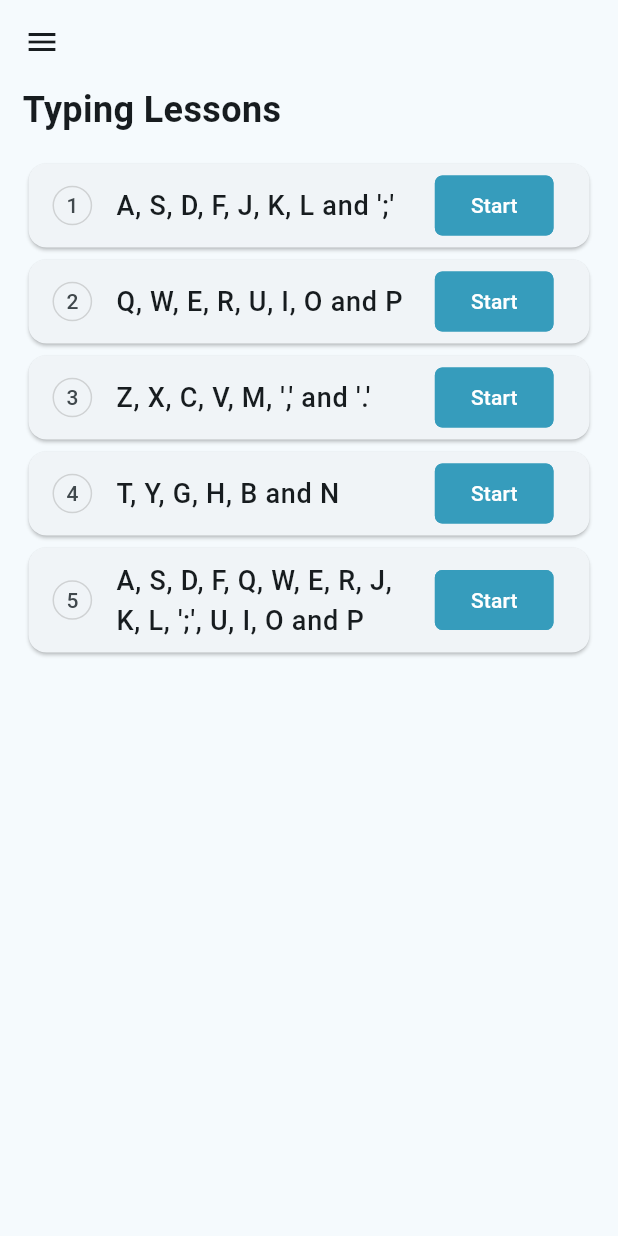
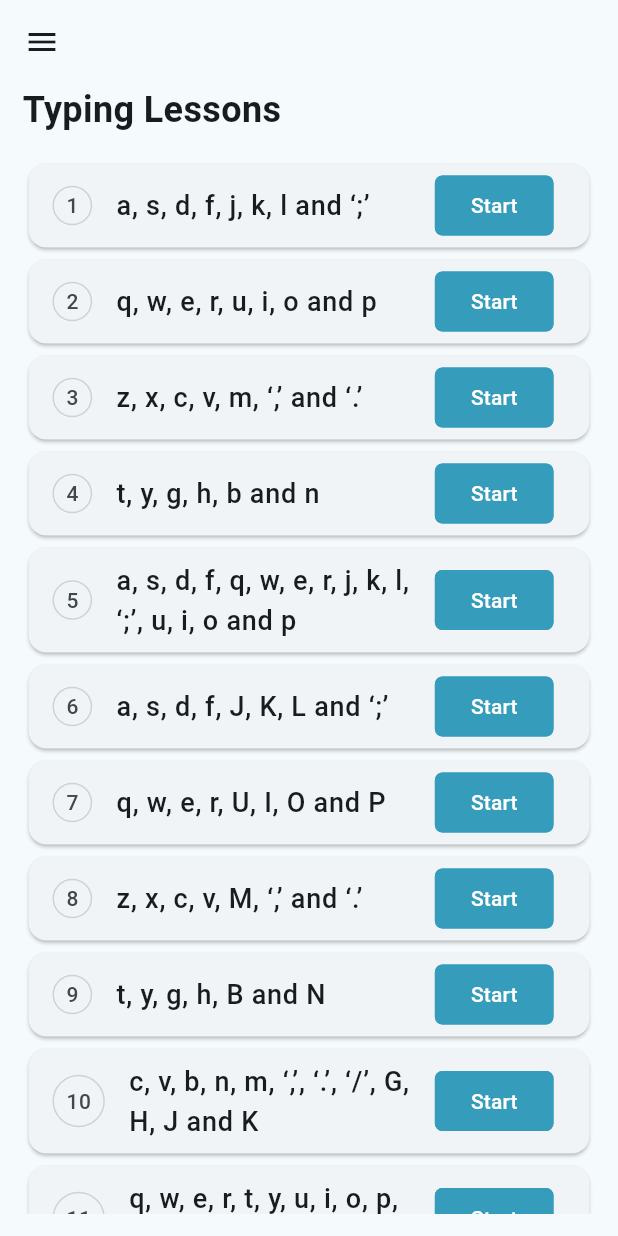
Before and after one commit to null-saurabh/Typing_Test_Website_For_Web_and_Android, a Flutter app: the LearnMenuScreen screen opened by its route, on a phone screen of 412 x 824 dp. Run offline on Flutter 3.47's test engine with Material 3 defaults, Android fonts, the light colour scheme and no system bars; our stand-ins replace firebase_auth, firebase_core, go_router, google_sign_in, responsive_builder; missing offline and left inert: flutter_razorpay_web; accounts and stored records are empty.

Commit message:
learn_typing_30_menu

```diff
--- a/lib/view/screens/learn_menu.dart
+++ b/lib/view/screens/learn_menu.dart
@@ -27,11 +27,41 @@ class LearnMenuScreen extends StatelessWidget {
   const LearnMenuScreen({super.key});
 
   final List<String> menuItems = const [
-    "A, S, D, F, J, K, L and ';'",
-    'Q, W, E, R, U, I, O and P',
-    "Z, X, C, V, M, ',' and '.'",
-    'T, Y, G, H, B and N',
-    "A, S, D, F, Q, W, E, R, J, K, L, ';', U, I, O and P"
+    "a, s, d, f, j, k, l and ‘;’",
+    'q, w, e, r, u, i, o and p',
+    "z, x, c, v, m, ‘,’ and ‘.’",
+    't, y, g, h, b and n',
+    "a, s, d, f, q, w, e, r, j, k, l, ‘;’, u, i, o and p",
+    "a, s, d, f, J, K, L and ‘;’",
+    "q, w, e, r, U, I, O and P",
+    "z, x, c, v, M, ‘,’ and ‘.’",
+    "t, y, g, h, B and N",
+    "c, v, b, n, m, ‘,’, ‘.’, ‘/’, G, H, J and K",
+    "q, w, e, r, t, y, u, i, o, p, ‘[’ and ‘]’",
+    'A, S, D, F, G, H, J, K, L, ‘;’, ‘’’ and ‘\\’',
+    "Z, X, C, V, B, N, M, ‘,’, ‘.’, ‘/’ and ‘?’",
+    "Q, A, Z, W, S, X, E, D, C, R, F and V",
+
+
+    "t, g, b, y, h, n, U, J, M, I, K and ‘,’",
+    '''o, l, ‘.’, p, ‘;’, ‘/’, ‘[’, ‘]’, ‘\\’, ‘’’ and ‘"’ ''',
+    "e, d, c, r, f, v, T, G, B, Y, H and N",
+    "u, j, m, i, k, ‘,’, O, L, ‘.’, P, ';' and ‘/’",
+    "A, z, Q, s, X, W, d, c, E, f, V and r",
+    "n, M, ‘,’, ‘.’, ‘/’, B, v, c, X, z and ‘?’",
+    '''H, j, k, l, ‘;’, ‘’’ and ‘"’, G, f, d, S, a and ‘\\’ ''',
+    "Y, u, i, O, p, ‘[’, ‘]’, t, R, e, W and q",
+    '''K, l, ‘;’, ‘’’ and ‘"’, J, h, g, F, d and S''',
+
+  "'`', 1, 2, 3, 4, q, w, e and r",
+  "5, 6, t, y, g, h, b and n",
+  "7, 8, u, i, j, k, m and ','",
+  "9, 0, o, p, '[', ']', 'l' and ';'",
+  "'`', 1, 2, 3, 4, a, s, d and f",
+  "5, 6, g, h, j, k, l and ';'",
+  "7, 8, z, x, c, v, b and n",
+  "9, 0, m, ',', '.', '/', '?', and '`'",
+
   ];
 
   @override
--- a/lib/view_model/provider/learn_menu_provider.dart
+++ b/lib/view_model/provider/learn_menu_provider.dart
@@ -5,11 +5,37 @@ class LearnMenuProvider extends ChangeNotifier {
   int _currentTestIndex = 0;
 
   final List<String> _testStrings = [
-    'asdfjkl; as jk df l;',
-    'qweruiop qw ui er op',
-    'zxcvm,. zx m, cv .',
-    'tyghbn ty bn gh',
-    'asdfqwerjkl;uiop  asdf jkl;',
+  'ask; dad flask; jfk salad fad lad skald sad lad; fad ask jfk; salad skald flask; sad ask dad flask; jfk salad fad lad skald flask sad lad fad ask jfk salad skald ask dad; flask jfk salad fad lad skald; sad lad fad ask jfk salad skald flask sad jfk salad; ask lad fad flask skald sad lad fad; ask jfk; salad skald flask sad; ask dad flask jfk salad; fad lad skald jfk',
+  'qwer quip rope ripe queue pure pour opium poem power quiet equip erupt quire pore pique queer quip qwerty quire erupt equip quiet power poem poem opium pour pure queue ripe rope quip queer pique pore quire erupt equip quiet power poem quip poem power quiet equip erupt quire pore pique queer quip rope ripe queue pure pour opium poem power quiet equip erupt quire qwerty quip poem',
+  'zxcv, xcvz, cvzx, vzc, czv, zxc, xcv, cvz, vzc, czv, zxc, xcv, cvz, vzc, czv, zxc, xcv, cvz, vzc, czv, zxc, xcv, cvz, vzc, czv, zxc, xcv zxcvbnm, mnbvcxz, zxcvbnm. mnbvcxz. zxcvbnm mnbvcxz zxcvbnm, . mnbvcxz zxcvbnm mnbvcxz. zxcvbnm, mnbvcxz, zxcvbnm, mnbvcxz,. zxcvbnm,. mnbvcxz, zxcvbnm mnbvcxz zxcvbnm mnbvcxz zxcvbnm mnbvcxz. zxcvbnm, mnbvcxz, zxcvbnm, mnbvcxz, ',
+  'tyg hbn by nthyng bnyg hth thg bynhnt ythnthg hbtngh thbgty thg bhyn bnyg hth thg bynhnt ythnthg hbtngh thbgty thg bhyn bnyg hth thg bynhnt ythnthg hbtngh thbgty thg bhyn bnyg hth thg bynhnt ythnthg hbtngh thbgty thg bhyn bnyg hth thg bynhnt ythnthg hbtngh thbgty thg bhyn bnyg hth thg bynhnt ythnthg hbtngh thbgty thg bhyn bnyg hth thg',
+    "a, s, d, f, q, w, e, r, j, k, l, ‘;’, u, i, o and p",
+    "a, s, d, f, J, K, L and ‘;’",
+    "q, w, e, r, U, I, O and P",
+    "z, x, c, v, M, ‘,’ and ‘.’",
+    "t, y, g, h, B and N",
+    "c, v, b, n, m, ‘,’, ‘.’, ‘/’, G, H, J and K",
+    "q, w, e, r, t, y, u, i, o, p, ‘[’ and ‘]’",
+    'A, S, D, F, G, H, J, K, L, ‘;’, ‘’’ and ‘\\’',
+    "Z, X, C, V, B, N, M, ‘,’, ‘.’, ‘/’ and ‘?’",
+    "Q, A, Z, W, S, X, E, D, C, R, F and V",
+    "t, g, b, y, h, n, U, J, M, I, K and ‘,’",
+    '''o, l, ‘.’, p, ‘;’, ‘/’, ‘[’, ‘]’, ‘\\’, ‘’’ and ‘"’ ''',
+    "e, d, c, r, f, v, T, G, B, Y, H and N",
+    "u, j, m, i, k, ‘,’, O, L, ‘.’, P, ';' and ‘/’",
+    "A, z, Q, s, X, W, d, c, E, f, V and r",
+    "n, M, ‘,’, ‘.’, ‘/’, B, v, c, X, z and ‘?’",
+    '''H, j, k, l, ‘;’, ‘’’ and ‘"’, G, f, d, S, a and ‘\\’ ''',
+    "Y, u, i, O, p, ‘[’, ‘]’, t, R, e, W and q",
+    '''K, l, ‘;’, ‘’’ and ‘"’, J, h, g, F, d and S''',
+    "'`', 1, 2, 3, 4, q, w, e and r",
+    "5, 6, t, y, g, h, b and n",
+    "7, 8, u, i, j, k, m and ','",
+    "9, 0, o, p, '[', ']', 'l' and ';'",
+    "'`', 1, 2, 3, 4, a, s, d and f",
+    "5, 6, g, h, j, k, l and ';'",
+    "7, 8, z, x, c, v, b and n",
+    "9, 0, m, ',', '.', '/', '?', and '`'",
   ];
 
   String get currentTestString => _testStrings[_currentTestIndex];
```
